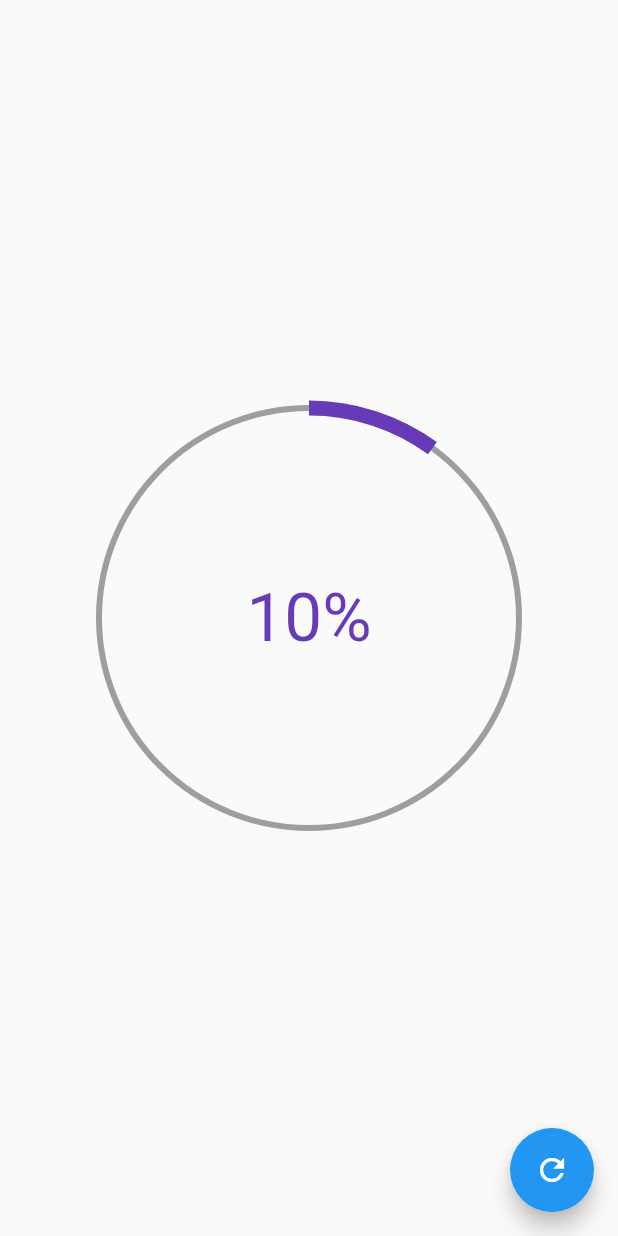
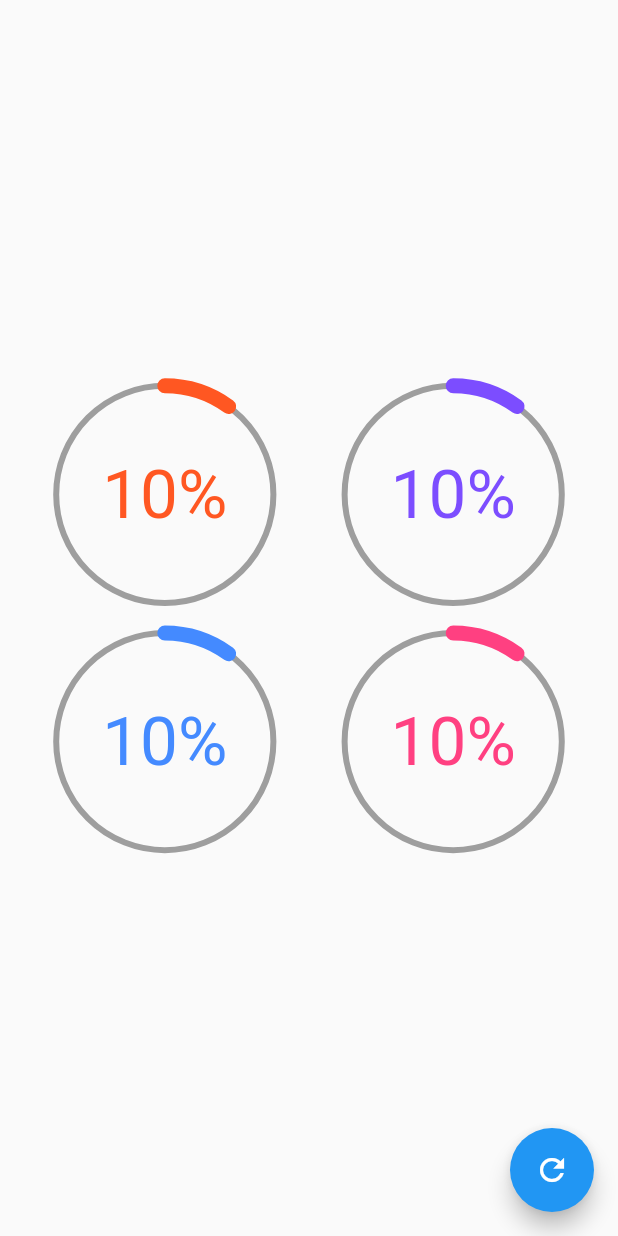
Before and after one commit to DavidBarcenas/flutter-painter-animations, a Flutter app: the screen it shows after launch, on a phone screen of 412 x 824 dp. Run offline on Flutter 3.47's test engine with Material 2 defaults, Android fonts, the phone set to English and light mode, and no system bars.

```diff
--- a/lib/src/pages/progress_page.dart
+++ b/lib/src/pages/progress_page.dart
@@ -8,10 +8,12 @@ class ProgressPage extends StatefulWidget {
 
 class _ProgressPageState extends State<ProgressPage> {
   double percentage = 10;
-  double square = 300.0;
 
   @override
   Widget build(BuildContext context) {
+    final size = MediaQuery.of(context).size;
+    double square = size.width * 0.4;
+
     return Scaffold(
         floatingActionButton: FloatingActionButton(
           child: Icon(Icons.refresh),
@@ -24,17 +26,58 @@ class _ProgressPageState extends State<ProgressPage> {
             });
           },
         ),
-      body: Center(
-        child: Container(
+        body: Column(
+          mainAxisAlignment: MainAxisAlignment.center,
+          children: <Widget>[
+            Row(
+              mainAxisAlignment: MainAxisAlignment.spaceEvenly,
+              children: <Widget>[
+                CustomRadialProgress(
+                    square: square,
+                    percentage: percentage,
+                    color: Colors.deepOrange),
+                CustomRadialProgress(
+                    square: square,
+                    percentage: percentage,
+                    color: Colors.deepPurpleAccent),
+              ],
+            ),
+            Row(
+              mainAxisAlignment: MainAxisAlignment.spaceEvenly,
+              children: <Widget>[
+                CustomRadialProgress(
+                    square: square,
+                    percentage: percentage,
+                    color: Colors.blueAccent),
+                CustomRadialProgress(
+                    square: square,
+                    percentage: percentage,
+                    color: Colors.pinkAccent),
+              ],
+            )
+          ],
+        ));
+  }
+}
+
+class CustomRadialProgress extends StatelessWidget {
+  final double square;
+  final double percentage;
+  final Color color;
+
+  const CustomRadialProgress(
+      {@required this.square, @required this.percentage, @required this.color});
+
+  @override
+  Widget build(BuildContext context) {
+    return Container(
       padding: EdgeInsets.all(10),
       width: square,
       height: square,
       // color: Colors.red,
       child: RadialProgress(
         percentage: percentage,
-            selectedColor: Colors.deepPurple,
-          ),
-        ),
+        selectedColor: color,
       ),
     );
   }
--- a/lib/src/widgets/radial_progress.dart
+++ b/lib/src/widgets/radial_progress.dart
@@ -78,6 +78,11 @@ class _RadialProgressPainter extends CustomPainter {
   // Circle
   @override
   void paint(Canvas canvas, Size size) {
+    final gradient = LinearGradient(
+        colors: [Color(0xffc012ff), Color(0xff6d05e8), Colors.red]);
+
+    final rect = Rect.fromCircle(center: Offset(0, 0), radius: 180);
+
     final paint = new Paint()
       ..strokeWidth = 4
       ..color = secodaryColor
@@ -91,6 +96,8 @@ class _RadialProgressPainter extends CustomPainter {
     final paintArc = new Paint()
       ..strokeWidth = 10
       ..color = color
+      // ..shader = gradient.createShader(rect)
+      ..strokeCap = StrokeCap.round
       ..style = PaintingStyle.stroke;
 
     // filling progress
```
Lines whose indentation alone changed are shown as unchanged.
